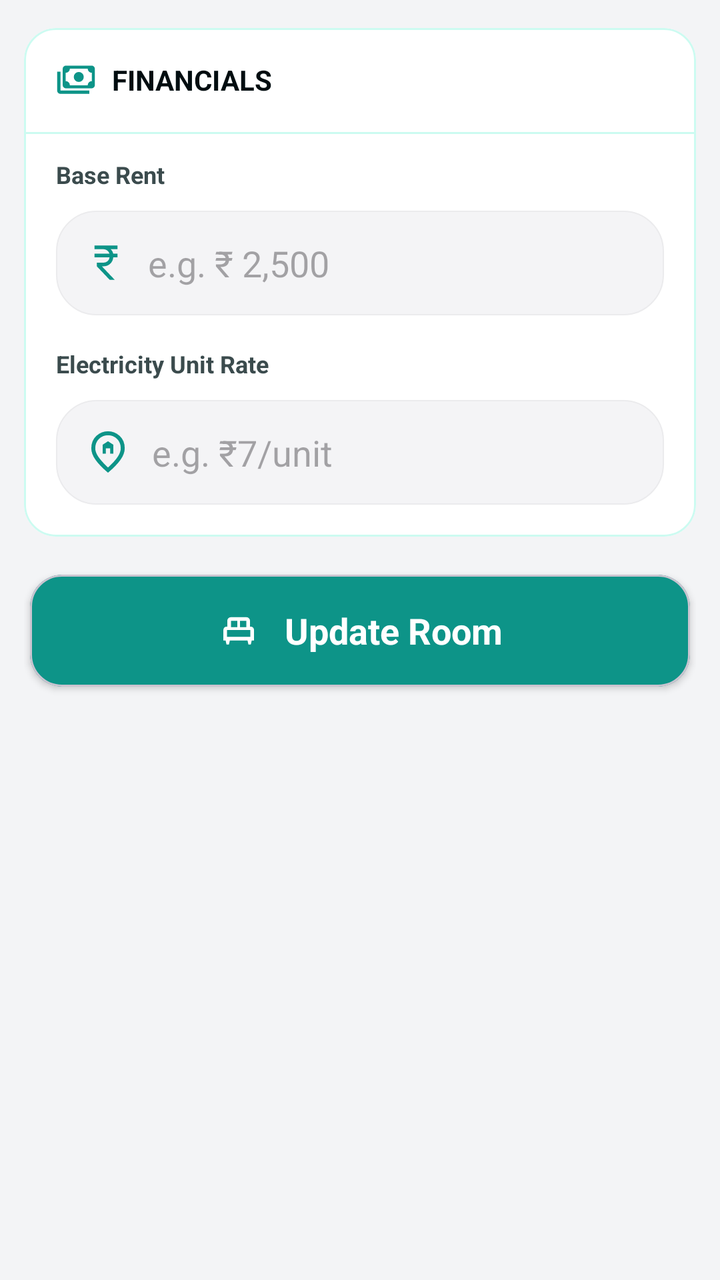
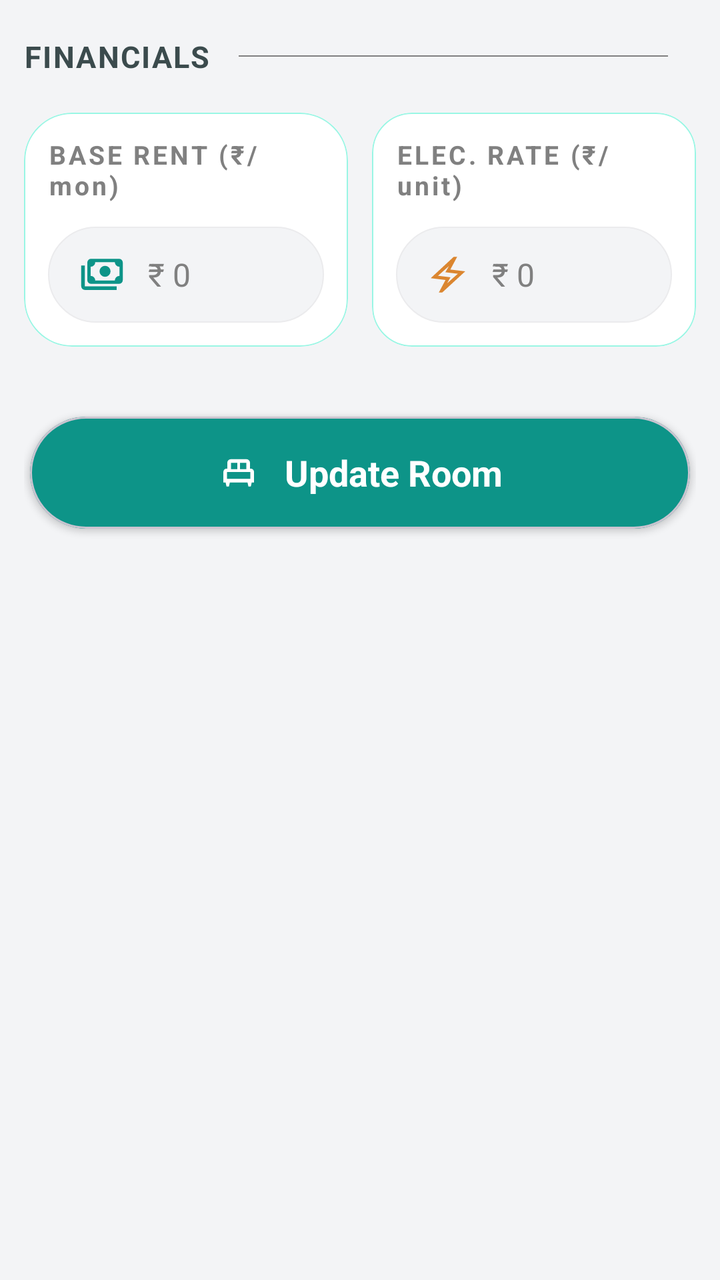

An Android layout rendered at two revisions. The XML below is the earlier revision; the diff shows what the commit changed to produce the second picture.
<!-- AndroidManifest.xml: application theme Theme.RentBookRentPropertyManager -->
<!-- res/layout/activity_edit_room.xml -->
<?xml version="1.0" encoding="utf-8"?>
<androidx.core.widget.NestedScrollView
    xmlns:android="http://schemas.android.com/apk/res/android"
    xmlns:app="http://schemas.android.com/apk/res-auto"
    xmlns:tools="http://schemas.android.com/tools"
    android:id="@+id/main"
    android:layout_width="match_parent"
    android:layout_height="match_parent"
    android:fillViewport="true"
    android:background="@color/bg_app_surface">

    
    <LinearLayout
        android:layout_width="match_parent"
        android:layout_height="wrap_content"
        android:orientation="vertical"
        android:paddingHorizontal="12dp"
        android:paddingBottom="20dp">

        
        <com.google.android.material.card.MaterialCardView
            android:layout_width="match_parent"
            android:layout_height="wrap_content"
            app:cardCornerRadius="16dp"
            app:cardBackgroundColor="@color/bg_list_layout_primary"
            app:strokeColor="@color/border_inner_layout"
            app:strokeWidth="1dp"
            android:layout_marginTop="14dp"
            android:layout_marginBottom="7dp">

            <LinearLayout
                android:layout_width="match_parent"
                android:layout_height="wrap_content"
                android:orientation="vertical"
                android:paddingVertical="16sp">

                
                <LinearLayout
                    android:layout_width="wrap_content"
                    android:layout_height="wrap_content"
                    android:orientation="horizontal"
                    android:paddingHorizontal="16dp"
                    android:gravity="center_vertical"
                    tools:ignore="UseCompoundDrawables">

                    <ImageView
                        android:layout_width="20dp"
                        android:layout_height="20dp"
                        android:contentDescription="@string/text_image_desc"
                        android:src="@drawable/ic_cash_payment"
                        app:tint="@color/icon_primary"/>

                    <TextView
                        android:layout_width="wrap_content"
                        android:layout_height="wrap_content"
                        android:layout_marginStart="8dp"
                        android:text="@string/text_label_financial_cap"
                        android:textSize="14sp"
                        android:textColor="@color/text_heading"
                        android:textStyle="bold"/>
                </LinearLayout>

                
                <View
                    android:layout_width="match_parent"
                    android:layout_height="1dp"
                    android:layout_marginTop="16sp"
                    android:layout_marginBottom="12dp"
                    android:background="@color/border_inner_layout"/>


                <LinearLayout
                    android:layout_width="match_parent"
                    android:layout_height="wrap_content"
                    android:orientation="vertical"
                    android:layout_marginHorizontal="16sp">

                    
                    <TextView
                        android:id="@+id/tvRoomShopRentAst"
                        android:layout_width="wrap_content"
                        android:layout_height="wrap_content"
                        android:text="@string/text_label_base_rent"
                        android:textSize="12sp"
                        android:textStyle="bold"
                        android:textColor="@color/text_muted"/>

                    <com.google.android.material.textfield.TextInputEditText
                        android:id="@+id/etUpdateRoomRent"
                        android:layout_width="match_parent"
                        android:layout_height="wrap_content"
                        android:hint="@string/text_hint_base_rent_amount"
                        android:padding="14sp"
                        android:background="@drawable/background_edit_text_input"
                        android:drawableStart="@drawable/ic_rupee_symbol"
                        android:inputType="number"
                        android:drawablePadding="10dp"
                        android:layout_marginVertical="10dp"
                        android:drawableTint="@color/icon_primary"/>

                    
                    <TextView
                        android:layout_width="wrap_content"
                        android:layout_height="wrap_content"
                        android:layout_marginTop="6dp"
                        android:text="@string/text_label_elc_unit_rent"
                        android:textSize="12sp"
                        android:textStyle="bold"
                        android:textColor="@color/text_muted"/>

                    <com.google.android.material.textfield.TextInputEditText
                        android:id="@+id/etUpdateUnitRate"
                        android:layout_width="match_parent"
                        android:layout_height="wrap_content"
                        android:hint="@string/text_hint_elc_unit"
                        android:padding="14sp"
                        android:background="@drawable/background_edit_text_input"
                        android:drawableStart="@drawable/ic_home_location"
                        android:inputType="numberDecimal"
                        android:drawablePadding="10dp"
                        android:layout_marginTop="10dp"
                        android:drawableTint="@color/icon_primary"/>

                </LinearLayout>

            </LinearLayout>
        </com.google.android.material.card.MaterialCardView>

        <com.google.android.material.card.MaterialCardView
            android:id="@+id/btnUpdateRoom"
            android:layout_width="match_parent"
            android:layout_height="56dp"
            android:clickable="true"
            android:focusable="true"
            app:cardCornerRadius="16dp"
            android:layout_marginHorizontal="3dp"
            android:layout_marginVertical="12dp"
            app:cardElevation="2dp"
            app:cardBackgroundColor="@color/btn_primary">

            <LinearLayout
                android:layout_width="match_parent"
                android:layout_height="match_parent"
                android:orientation="horizontal"
                android:gravity="center"
                tools:ignore="UseCompoundDrawables">

                <ImageView
                    android:layout_width="22dp"
                    android:layout_height="22dp"
                    android:contentDescription="@string/text_image_desc"
                    android:src="@drawable/ic_single_bed"
                    app:tint="#FFFFFF"/>

                <TextView
                    android:id="@+id/tvBtnUpdate"
                    android:layout_width="wrap_content"
                    android:layout_height="wrap_content"
                    android:layout_marginStart="12dp"
                    android:text="@string/text_btn_update_room"
                    android:textSize="18sp"
                    android:textStyle="bold"
                    android:textColor="#FFFFFF"/>
            </LinearLayout>

        </com.google.android.material.card.MaterialCardView>

    </LinearLayout>

</androidx.core.widget.NestedScrollView>
<!-- resources referenced by this layout -->
<resources>
  <color name="bg_app_surface">#F3F4F6</color>
  <color name="bg_list_layout_primary">#FFFFFF</color>
  <color name="border_inner_layout">#CCFBF1</color>
  <color name="btn_primary">#0D9488</color>
  <color name="icon_primary">#0D9488</color>
  <color name="text_heading">#020d10</color>
  <color name="text_muted">#3b4b4d</color>
  <!-- drawable background_edit_text_input (drawable) -->
  <shape xmlns:android="http://schemas.android.com/apk/res/android"
      android:shape="rectangle">
  
      <solid android:color="@color/bg_info_container" />
      <corners android:radius="20dp" />
  
      
      <stroke
          android:width="0.7dp"
          android:color="@color/border_info_container" />
  
  </shape>
  <!-- drawable ic_home_location (drawable) -->
  <vector xmlns:android="http://schemas.android.com/apk/res/android"
      android:width="24dp"
      android:height="24dp"
      android:viewportWidth="960"
      android:viewportHeight="960">
    <path
        android:pathData="M372.26,513.78h63.96v-105.87h87.56v105.87h63.96v-178.21L480,264.26l-107.74,71.31v178.21ZM480,789.7q130.17,-117.61 192.54,-210.74 62.37,-93.13 62.37,-172.66 0,-115.17 -74.08,-188.19 -74.09,-73.02 -180.83,-73.02 -106.74,0 -180.83,73.02 -74.08,73.02 -74.08,188.19 0,79.53 63.87,172.37Q352.83,671.52 480,789.7ZM480,894.13Q312.22,753.17 229.04,634.54q-83.17,-118.63 -83.17,-228.24 0,-155.65 101.02,-248.32Q347.91,65.3 480,65.3q132.09,0 233.39,92.68Q814.7,250.65 814.7,406.3q0,109.61 -83.46,228.24Q647.78,753.17 480,894.13ZM480,400Z"
        android:fillColor="#000000"/>
  </vector>
  <!-- drawable ic_rupee_symbol (drawable) -->
  <vector xmlns:android="http://schemas.android.com/apk/res/android"
      android:width="22dp"
      android:height="22dp"
      android:viewportWidth="960"
      android:viewportHeight="960">
    <path
        android:pathData="M560.04,854.13 L280.39,559.96v-79.57h142.44q50.03,0 88.88,-30.22 38.85,-30.21 46.42,-87.17L230.39,363v-79.22h325.57q-11.31,-43.48 -50.42,-71.08 -39.1,-27.61 -85.54,-27.61L230.39,185.09v-79.79h499.22v79.79L580.7,185.09q20.17,16.04 35.89,45.34 15.71,29.31 22.15,53.35h90.87L729.61,363h-90.57q-9.73,89.7 -68.36,142.02 -58.64,52.33 -138.81,54.02h-42.39l280.7,295.09L560.04,854.13Z"
        android:fillColor="#000000"/>
  </vector>
  <!-- drawable ic_single_bed (drawable) -->
  <vector xmlns:android="http://schemas.android.com/apk/res/android"
      android:width="48dp"
      android:height="48dp"
      android:viewportWidth="960"
      android:viewportHeight="960">
    <path
        android:pathData="M266.74,782.61h-51.78l-19.7,-88.48h-49.39v-227.8q0,-27.36 16.43,-48.52 16.44,-21.16 43.57,-25.68h26v-127.04q0,-32.91 23.27,-56.35 23.27,-23.44 55.95,-23.44h336.82q32.91,0 56.35,23.44 23.44,23.44 23.44,56.35v127.04h27q25.31,4.52 42.65,24.97 17.35,20.45 17.35,46.66v230.37h-49.96l-19.78,88.48h-51.92l-19.78,-88.48L287.74,694.13l-21,88.48ZM510,404h137.91v-138.91L510,265.09L510,404ZM311.09,404L450,404v-138.91L311.09,265.09L311.09,404ZM225.09,614.91h509.82L734.91,464L225.09,464v150.91ZM734.91,614.91L225.09,614.91h509.82Z"
        android:fillColor="#000000"/>
  </vector>
  <string name="text_btn_update_room">Update Room</string>
  <string name="text_hint_base_rent_amount">e.g. ₹ 2,500</string>
  <string name="text_hint_elc_unit">e.g. ₹7/unit</string>
  <string name="text_image_desc">TODO</string>
  <string name="text_label_base_rent">Base Rent</string>
  <string name="text_label_elc_unit_rent">Electricity Unit Rate</string>
  <string name="text_label_financial_cap">FINANCIALS</string>
  <style name="Theme.RentBookRentPropertyManager" parent="Theme.Material3.DayNight.NoActionBar">
          
          
          <item name="colorSecondaryContainer">#C4E4E2</item>
  
      </style>
  <color name="bg_info_container">#F4F4F6</color>
  <color name="border_info_container">#EBEBED</color>
  <!-- unchanged entries left out for length: 1 -->
</resources>

<!-- the commit's change to res/layout/activity_edit_room.xml (unified diff, before → after) -->
@@ -1,130 +1,183 @@
 <?xml version="1.0" encoding="utf-8"?>
-<androidx.core.widget.NestedScrollView
-    xmlns:android="http://schemas.android.com/apk/res/android"
+<ScrollView xmlns:android="http://schemas.android.com/apk/res/android"
     xmlns:app="http://schemas.android.com/apk/res-auto"
     xmlns:tools="http://schemas.android.com/tools"
     android:id="@+id/main"
     android:layout_width="match_parent"
     android:layout_height="match_parent"
-    android:fillViewport="true"
-    android:background="@color/bg_app_surface">
-
-    
+    android:background="@color/bg_app_surface"
+    android:fillViewport="true">
+
     <LinearLayout
         android:layout_width="match_parent"
         android:layout_height="wrap_content"
         android:orientation="vertical"
-        android:paddingHorizontal="12dp"
-        android:paddingBottom="20dp">
-
-        
-        <com.google.android.material.card.MaterialCardView
+        android:paddingHorizontal="12dp">
+
+        <LinearLayout
             android:layout_width="match_parent"
             android:layout_height="wrap_content"
-            app:cardCornerRadius="16dp"
-            app:cardBackgroundColor="@color/bg_list_layout_primary"
-            app:strokeColor="@color/border_inner_layout"
-            app:strokeWidth="1dp"
-            android:layout_marginTop="14dp"
-            android:layout_marginBottom="7dp">
-
-            <LinearLayout
+            android:gravity="center_vertical"
+            android:layout_marginVertical="18dp">
+
+            
+            <TextView
+                android:layout_width="wrap_content"
+                android:layout_height="wrap_content"
+                android:text="@string/text_label_financial_cap"
+                android:textAllCaps="true"
+                android:textColor="@color/text_muted"
+                android:textSize="15sp"
+                android:textStyle="bold"
+                android:letterSpacing="0.05"/>
+
+            <View
                 android:layout_width="match_parent"
+                android:layout_height="0.5dp"
+                android:layout_marginHorizontal="14dp"
+                android:background="@color/text_subheading_fade"/>
+
+        </LinearLayout>
+
+        <LinearLayout
+            android:layout_width="match_parent"
+            android:layout_height="wrap_content"
+            android:orientation="horizontal"
+            android:weightSum="2">
+
+            
+            <com.google.android.material.card.MaterialCardView
+                android:layout_width="0dp"
                 android:layout_height="wrap_content"
-                android:orientation="vertical"
-                android:paddingVertical="16sp">
-
-                
-                <LinearLayout
-                    android:layout_width="wrap_content"
-                    android:layout_height="wrap_content"
-                    android:orientation="horizontal"
-                    android:paddingHorizontal="16dp"
-                    android:gravity="center_vertical"
-                    tools:ignore="UseCompoundDrawables">
-
-                    <ImageView
-                        android:layout_width="20dp"
-                        android:layout_height="20dp"
-                        android:contentDescription="@string/text_image_desc"
-                        android:src="@drawable/ic_cash_payment"
-                        app:tint="@color/icon_primary"/>
-
-                    <TextView
-                        android:layout_width="wrap_content"
-                        android:layout_height="wrap_content"
-                        android:layout_marginStart="8dp"
-                        android:text="@string/text_label_financial_cap"
-                        android:textSize="14sp"
-                        android:textColor="@color/text_heading"
-                        android:textStyle="bold"/>
-                </LinearLayout>
-
-                
-                <View
-                    android:layout_width="match_parent"
-                    android:layout_height="1dp"
-                    android:layout_marginTop="16sp"
-                    android:layout_marginBottom="12dp"
-                    android:background="@color/border_inner_layout"/>
-
+                android:layout_weight="1"
+                app:cardCornerRadius="24dp"
+                app:strokeWidth="0.5dp"
+                app:cardElevation="0dp"
+                app:strokeColor="@color/border_dashboard_card"
+                app:cardBackgroundColor="@color/bg_list_layout_primary">
 
                 <LinearLayout
                     android:layout_width="match_parent"
-                    android:layout_height="wrap_content"
+                    android:layout_height="match_parent"
                     android:orientation="vertical"
-                    android:layout_marginHorizontal="16sp">
-
-                    
-                    <TextView
-                        android:id="@+id/tvRoomShopRentAst"
-                        android:layout_width="wrap_content"
-                        android:layout_height="wrap_content"
-                        android:text="@string/text_label_base_rent"
-                        android:textSize="12sp"
-                        android:textStyle="bold"
-                        android:textColor="@color/text_muted"/>
-
-                    <com.google.android.material.textfield.TextInputEditText
-                        android:id="@+id/etUpdateRoomRent"
-                        android:layout_width="match_parent"
-                        android:layout_height="wrap_content"
-                        android:hint="@string/text_hint_base_rent_amount"
-                        android:padding="14sp"
-                        android:background="@drawable/background_edit_text_input"
-                        android:drawableStart="@drawable/ic_rupee_symbol"
-                        android:inputType="number"
-                        android:drawablePadding="10dp"
-                        android:layout_marginVertical="10dp"
-                        android:drawableTint="@color/icon_primary"/>
+                    android:gravity="center"
+                    android:padding="12dp">
 
                     
                     <TextView
                         android:layout_width="wrap_content"
                         android:layout_height="wrap_content"
-                        android:layout_marginTop="6dp"
-                        android:text="@string/text_label_elc_unit_rent"
-                        android:textSize="12sp"
+                        android:text="@string/text_label_base_rent"
+                        android:textSize="13sp"
                         android:textStyle="bold"
-                        android:textColor="@color/text_muted"/>
-
-                    <com.google.android.material.textfield.TextInputEditText
-                        android:id="@+id/etUpdateUnitRate"
+                        android:textColor="@color/text_subheading"
+                        android:letterSpacing="0.1"
+                        android:layout_marginBottom="12dp"/>
+
+                    <LinearLayout
                         android:layout_width="match_parent"
+                        android:layout_height="48dp"
+                        android:orientation="horizontal"
+                        android:gravity="center_vertical"
+                        android:background="@drawable/bg_et_input"
+                        android:paddingHorizontal="16dp">
+
+                        <ImageView
+                            android:layout_width="22dp"
+                            android:layout_height="22dp"
+                            android:contentDescription="@string/text_image_desc"
+                            android:src="@drawable/ic_cash_payment"
+                            app:tint="@color/icon_primary"/>
+
+                        <EditText
+                            android:id="@+id/etUpdateRoomRent"
+                            android:layout_width="match_parent"
+                            android:layout_height="wrap_content"
+                            android:background="@android:color/transparent"
+                            android:hint="@string/text_value_amount"
+                            android:textSize="16sp"
+                            android:paddingVertical="6dp"
+                            android:textColor="@color/text_heading"
+                            android:textColorHint="@color/text_subheading_fade"
+                            android:inputType="number"
+                            android:paddingHorizontal="12dp"/>
+                    </LinearLayout>
+
+                </LinearLayout>
+            </com.google.android.material.card.MaterialCardView>
+
+            <View
+                android:layout_width="12dp"
+                android:layout_height="match_parent"/>
+
+
+            
+            <com.google.android.material.card.MaterialCardView
+                android:layout_width="0dp"
+                android:layout_height="wrap_content"
+                android:layout_weight="1"
+                app:cardCornerRadius="20dp"
+                app:strokeWidth="0.5dp"
+                app:cardElevation="0dp"
+                app:strokeColor="@color/border_dashboard_card"
+                app:cardBackgroundColor="@color/bg_list_layout_primary">
+
+                <LinearLayout
+                    android:layout_width="match_parent"
+                    android:layout_height="match_parent"
+                    android:orientation="vertical"
+                    android:gravity="center"
+                    android:padding="12dp">
+
+                    
+                    <TextView
+                        android:layout_width="wrap_content"
                         android:layout_height="wrap_content"
-                        android:hint="@string/text_hint_elc_unit"
-                        android:padding="14sp"
-                        android:background="@drawable/background_edit_text_input"
-                        android:drawableStart="@drawable/ic_home_location"
-                        android:inputType="numberDecimal"
-                        android:drawablePadding="10dp"
-                        android:layout_marginTop="10dp"
-                        android:drawableTint="@color/icon_primary"/>
+                        android:text="@string/text_label_elc_unit_rate"
+                        android:textSize="13sp"
+                        android:textStyle="bold"
+                        android:textColor="@color/text_subheading"
+                        android:letterSpacing="0.1"
+                        android:layout_marginBottom="12dp"/>
+
+                    <LinearLayout
+                        android:layout_width="match_parent"
+                        android:layout_height="48dp"
+                        android:orientation="horizontal"
+                        android:gravity="center_vertical"
+                        android:background="@drawable/bg_et_input"
+                        android:paddingHorizontal="16dp">
+
+                        <ImageView
+                            android:layout_width="20dp"
+                            android:layout_height="20dp"
+                            android:contentDescription="@string/text_image_desc"
+                            android:src="@drawable/ic_electric_bolt"
+                            app:tint="@color/bg_orange"/>
+
+                        <EditText
+                            android:id="@+id/etUpdateUnitRate"
+                            android:layout_width="match_parent"
+                            android:layout_height="wrap_content"
+                            android:background="@android:color/transparent"
+                            android:hint="@string/text_value_amount"
+                            android:textSize="16sp"
+                            android:paddingVertical="6dp"
+                            android:textColor="@color/text_heading"
+                            android:textColorHint="@color/text_subheading_fade"
+                            android:inputType="numberDecimal"
+                            android:paddingHorizontal="12dp"/>
+
+                    </LinearLayout>
 
                 </LinearLayout>
-
-            </LinearLayout>
-        </com.google.android.material.card.MaterialCardView>
+            </com.google.android.material.card.MaterialCardView>
+
+        </LinearLayout>
+
+        <Space
+            android:layout_width="match_parent"
+            android:layout_height="32dp"/>
 
         <com.google.android.material.card.MaterialCardView
             android:id="@+id/btnUpdateRoom"
@@ -132,9 +185,8 @@
             android:layout_height="56dp"
             android:clickable="true"
             android:focusable="true"
-            app:cardCornerRadius="16dp"
-            android:layout_marginHorizontal="3dp"
-            android:layout_marginVertical="12dp"
+            app:cardCornerRadius="50dp"
+            android:layout_margin="3dp"
             app:cardElevation="2dp"
             app:cardBackgroundColor="@color/btn_primary">
 
@@ -150,7 +202,7 @@
                     android:layout_height="22dp"
                     android:contentDescription="@string/text_image_desc"
                     android:src="@drawable/ic_single_bed"
-                    app:tint="#FFFFFF"/>
+                    app:tint="@color/white"/>
 
                 <TextView
                     android:id="@+id/tvBtnUpdate"
@@ -160,11 +212,15 @@
                     android:text="@string/text_btn_update_room"
                     android:textSize="18sp"
                     android:textStyle="bold"
-                    android:textColor="#FFFFFF"/>
+                    android:textColor="@color/white"/>
             </LinearLayout>
 
         </com.google.android.material.card.MaterialCardView>
 
+        <Space
+            android:layout_width="match_parent"
+            android:layout_height="16dp"/>
+
     </LinearLayout>
 
-</androidx.core.widget.NestedScrollView>
+</ScrollView>
<!-- resource entries referenced after the edit -->
@@ -2,43 +2,30 @@
 <resources>
   <color name="bg_app_surface">#F3F4F6</color>
   <color name="bg_list_layout_primary">#FFFFFF</color>
-  <color name="border_inner_layout">#CCFBF1</color>
+  <color name="bg_orange">#DB8630</color>
+  <color name="border_dashboard_card">#99F6E4</color>
   <color name="btn_primary">#0D9488</color>
   <color name="icon_primary">#0D9488</color>
   <color name="text_heading">#020d10</color>
   <color name="text_muted">#3b4b4d</color>
-  <!-- drawable background_edit_text_input (drawable) -->
-  <shape xmlns:android="http://schemas.android.com/apk/res/android"
-      android:shape="rectangle">
-  
-      <solid android:color="@color/bg_info_container" />
-      <corners android:radius="20dp" />
+  <color name="text_subheading">#808080</color>
+  <color name="text_subheading_fade">#808080</color>
+  <color name="white">#FFFFFFFF</color>
+  <!-- drawable bg_et_input (drawable) -->
+  <shape xmlns:android="http://schemas.android.com/apk/res/android">
+      <solid android:color="@color/edit_text_bg"/>
+      <corners android:radius="30dp"/>
   
       
       <stroke
-          android:width="0.7dp"
+          android:width="0.5dp"
           android:color="@color/border_info_container" />
-  
   </shape>
-  <!-- drawable ic_home_location (drawable) -->
-  <vector xmlns:android="http://schemas.android.com/apk/res/android"
-      android:width="24dp"
-      android:height="24dp"
-      android:viewportWidth="960"
-      android:viewportHeight="960">
-    <path
-        android:pathData="M372.26,513.78h63.96v-105.87h87.56v105.87h63.96v-178.21L480,264.26l-107.74,71.31v178.21ZM480,789.7q130.17,-117.61 192.54,-210.74 62.37,-93.13 62.37,-172.66 0,-115.17 -74.08,-188.19 -74.09,-73.02 -180.83,-73.02 -106.74,0 -180.83,73.02 -74.08,73.02 -74.08,188.19 0,79.53 63.87,172.37Q352.83,671.52 480,789.7ZM480,894.13Q312.22,753.17 229.04,634.54q-83.17,-118.63 -83.17,-228.24 0,-155.65 101.02,-248.32Q347.91,65.3 480,65.3q132.09,0 233.39,92.68Q814.7,250.65 814.7,406.3q0,109.61 -83.46,228.24Q647.78,753.17 480,894.13ZM480,400Z"
-        android:fillColor="#000000"/>
-  </vector>
-  <!-- drawable ic_rupee_symbol (drawable) -->
-  <vector xmlns:android="http://schemas.android.com/apk/res/android"
-      android:width="22dp"
-      android:height="22dp"
-      android:viewportWidth="960"
-      android:viewportHeight="960">
-    <path
-        android:pathData="M560.04,854.13 L280.39,559.96v-79.57h142.44q50.03,0 88.88,-30.22 38.85,-30.21 46.42,-87.17L230.39,363v-79.22h325.57q-11.31,-43.48 -50.42,-71.08 -39.1,-27.61 -85.54,-27.61L230.39,185.09v-79.79h499.22v79.79L580.7,185.09q20.17,16.04 35.89,45.34 15.71,29.31 22.15,53.35h90.87L729.61,363h-90.57q-9.73,89.7 -68.36,142.02 -58.64,52.33 -138.81,54.02h-42.39l280.7,295.09L560.04,854.13Z"
-        android:fillColor="#000000"/>
+  <!-- drawable ic_electric_bolt (drawable) -->
+  <vector xmlns:android="http://schemas.android.com/apk/res/android" android:height="22dp" android:viewportHeight="960" android:viewportWidth="960" android:width="22dp">
+        
+      <path android:fillColor="#000000" android:pathData="m261,906 l159,-298 -355,-44 551,-511h83L536,357l358,43L344,906h-83ZM458,688 L716,458 417,422 503,273 241,506 540,543 458,688ZM479,481Z"/>
+      
   </vector>
   <!-- drawable ic_single_bed (drawable) -->
   <vector xmlns:android="http://schemas.android.com/apk/res/android"
@@ -51,19 +38,18 @@
         android:fillColor="#000000"/>
   </vector>
   <string name="text_btn_update_room">Update Room</string>
-  <string name="text_hint_base_rent_amount">e.g. ₹ 2,500</string>
-  <string name="text_hint_elc_unit">e.g. ₹7/unit</string>
   <string name="text_image_desc">TODO</string>
-  <string name="text_label_base_rent">Base Rent</string>
-  <string name="text_label_elc_unit_rent">Electricity Unit Rate</string>
+  <string name="text_label_base_rent">BASE RENT (₹/mon)</string>
+  <string name="text_label_elc_unit_rate">ELEC. RATE (₹/unit)</string>
   <string name="text_label_financial_cap">FINANCIALS</string>
+  <string name="text_value_amount">₹ 0</string>
   <style name="Theme.RentBookRentPropertyManager" parent="Theme.Material3.DayNight.NoActionBar">
           
           
           <item name="colorSecondaryContainer">#C4E4E2</item>
   
       </style>
-  <color name="bg_info_container">#F4F4F6</color>
+  <color name="edit_text_bg">#f3f4f6</color>
   <color name="border_info_container">#EBEBED</color>
   <!-- unchanged entries left out for length: 1 -->
 </resources>
